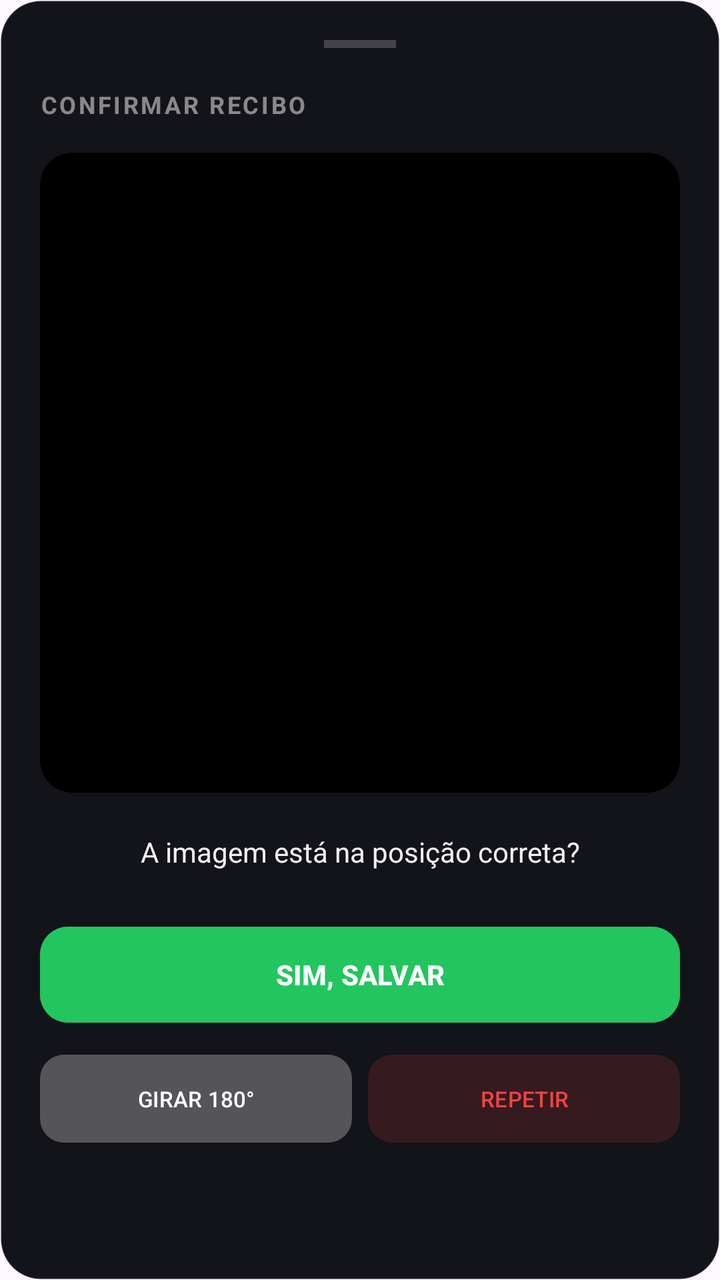
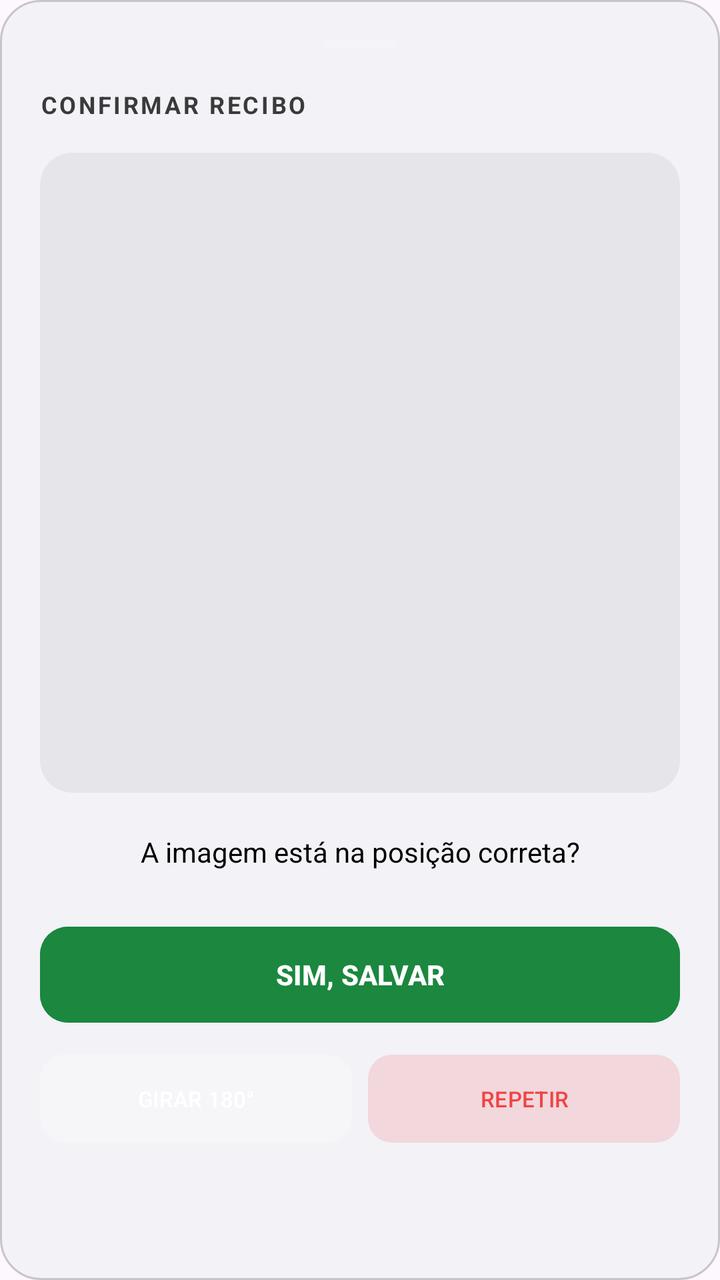

Before-and-after screenshots of an Android layout around one commit, followed by the original layout XML and the change that was made.
<!-- AndroidManifest.xml: application theme Theme.ControleKM -->
<!-- res/layout/layout_dialog_confirmar_scan.xml -->
<?xml version="1.0" encoding="utf-8"?>
<LinearLayout xmlns:android="http://schemas.android.com/apk/res/android"
    xmlns:app="http://schemas.android.com/apk/res-auto"
    android:layout_width="match_parent"
    android:layout_height="wrap_content"
    android:background="@drawable/bg_card_modern"
    android:orientation="vertical"
    android:padding="20dp">

    <View
        android:layout_width="36dp"
        android:layout_height="4dp"
        android:layout_gravity="center_horizontal"
        android:background="#33FFFFFF"
        android:layout_marginBottom="20dp"/>

    <TextView
        android:layout_width="wrap_content"
        android:layout_height="wrap_content"
        android:text="CONFIRMAR RECIBO"
        android:textColor="#80FFFFFF"
        android:textSize="12sp"
        android:textStyle="bold"
        android:letterSpacing="0.1"
        android:layout_marginBottom="16dp"/>

    
    <androidx.cardview.widget.CardView
        android:layout_width="match_parent"
        android:layout_height="320dp"
        app:cardCornerRadius="16dp"
        app:cardElevation="0dp"
        android:backgroundTint="#000000"
        android:layout_marginBottom="20dp">
        <ImageView
            android:id="@+id/imgPreviewScan"
            android:layout_width="match_parent"
            android:layout_height="match_parent"
            android:scaleType="centerInside"
            android:padding="4dp"/>
    </androidx.cardview.widget.CardView>

    <TextView
        android:layout_width="match_parent"
        android:layout_height="wrap_content"
        android:text="A imagem está na posição correta?"
        android:textColor="#F0F0F5"
        android:textSize="14sp"
        android:gravity="center"
        android:layout_marginBottom="24dp"/>

    <LinearLayout
        android:layout_width="match_parent"
        android:layout_height="wrap_content"
        android:orientation="vertical">

        <Button
            android:id="@+id/btnConfirmarScan"
            android:layout_width="match_parent"
            android:layout_height="56dp"
            android:text="SIM, SALVAR"
            android:backgroundTint="@color/accent_green"
            android:textColor="#FFFFFF"
            android:textStyle="bold"
            app:cornerRadius="14dp"
            android:layout_marginBottom="8dp"/>

        <LinearLayout
            android:layout_width="match_parent"
            android:layout_height="wrap_content"
            android:orientation="horizontal">

            <Button
                android:id="@+id/btnGirarScan"
                android:layout_width="0dp"
                android:layout_height="52dp"
                android:layout_weight="1"
                android:text="GIRAR 180°"
                android:backgroundTint="#26FFFFFF"
                android:textColor="#FFFFFF"
                android:layout_marginEnd="4dp"
                app:cornerRadius="12dp"
                android:textSize="11sp"/>

            <Button
                android:id="@+id/btnRepetirScan"
                android:layout_width="0dp"
                android:layout_height="52dp"
                android:layout_weight="1"
                android:text="REPETIR"
                android:backgroundTint="#14EF4444"
                android:textColor="#EF4444"
                android:layout_marginStart="4dp"
                app:cornerRadius="12dp"
                android:textSize="11sp"/>
        </LinearLayout>
    </LinearLayout>
</LinearLayout>
<!-- resources referenced by this layout -->
<resources>
  <color name="accent_green">#22C55E</color>
  <!-- drawable bg_card_modern (drawable) -->
  <?xml version="1.0" encoding="utf-8"?>
  <shape xmlns:android="http://schemas.android.com/apk/res/android">
      <solid android:color="@color/surface" />
      <corners android:radius="20dp" />
      <stroke android:width="1dp" android:color="@color/border_color" />
  </shape>
  <style name="Theme.ControleKM" parent="Base.Theme.ControleKM">
          <item name="bottomSheetDialogTheme">@style/CustomBottomSheetDialog</item>
      </style>
  <color name="surface">#13131A</color>
  <color name="border_color">#14FFFFFF</color>
  <style name="Base.Theme.ControleKM" parent="Theme.Material3.DayNight.NoActionBar">
          
          
      </style>
  <style name="CustomBottomSheetDialog" parent="Theme.Design.Light.BottomSheetDialog">
          <item name="bottomSheetStyle">@style/CustomBottomSheetStyle</item>
      </style>
  <style name="CustomBottomSheetStyle" parent="Widget.Design.BottomSheet.Modal">
          <item name="android:background">@android:color/transparent</item>
      </style>
</resources>

<!-- the commit's change to res/layout/layout_dialog_confirmar_scan.xml (unified diff, before → after) -->
@@ -18,7 +18,7 @@
         android:layout_width="wrap_content"
         android:layout_height="wrap_content"
         android:text="CONFIRMAR RECIBO"
-        android:textColor="#80FFFFFF"
+        android:textColor="@color/text_muted"
         android:textSize="12sp"
         android:textStyle="bold"
         android:letterSpacing="0.1"
@@ -30,7 +30,7 @@
         android:layout_height="320dp"
         app:cardCornerRadius="16dp"
         app:cardElevation="0dp"
-        android:backgroundTint="#000000"
+        android:backgroundTint="@color/surface2"
         android:layout_marginBottom="20dp">
         <ImageView
             android:id="@+id/imgPreviewScan"
@@ -44,7 +44,7 @@
         android:layout_width="match_parent"
         android:layout_height="wrap_content"
         android:text="A imagem está na posição correta?"
-        android:textColor="#F0F0F5"
+        android:textColor="@color/text_main"
         android:textSize="14sp"
         android:gravity="center"
         android:layout_marginBottom="24dp"/>
<!-- resource entries referenced after the edit -->
@@ -1,6 +1,9 @@
 <!-- resources referenced by this layout -->
 <resources>
-  <color name="accent_green">#22C55E</color>
+  <color name="accent_green">#1B873F</color>
+  <color name="surface2">#E5E5EA</color>
+  <color name="text_main">#000000</color>
+  <color name="text_muted">#3A3A3C</color>
   <!-- drawable bg_card_modern (drawable) -->
   <?xml version="1.0" encoding="utf-8"?>
   <shape xmlns:android="http://schemas.android.com/apk/res/android">
@@ -11,8 +14,8 @@
   <style name="Theme.ControleKM" parent="Base.Theme.ControleKM">
           <item name="bottomSheetDialogTheme">@style/CustomBottomSheetDialog</item>
       </style>
-  <color name="surface">#13131A</color>
-  <color name="border_color">#14FFFFFF</color>
+  <color name="surface">#F2F2F7</color>
+  <color name="border_color">#C6C6C8</color>
   <style name="Base.Theme.ControleKM" parent="Theme.Material3.DayNight.NoActionBar">
           
           
